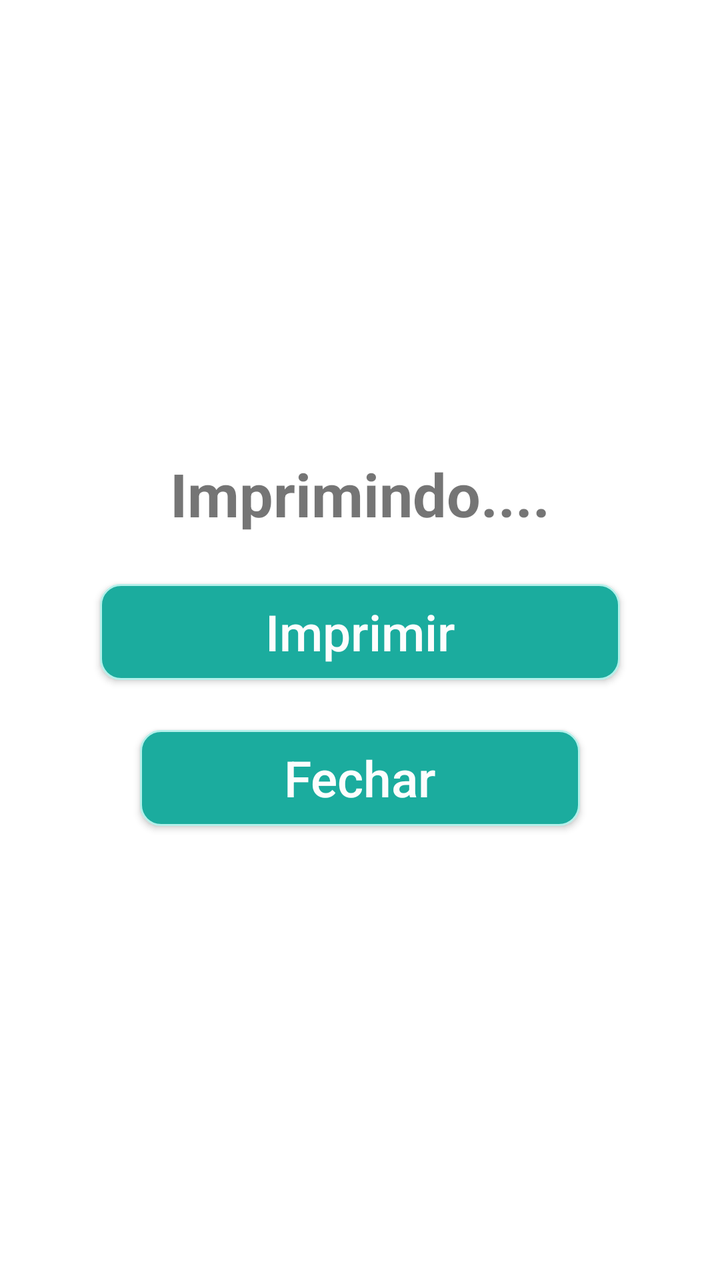
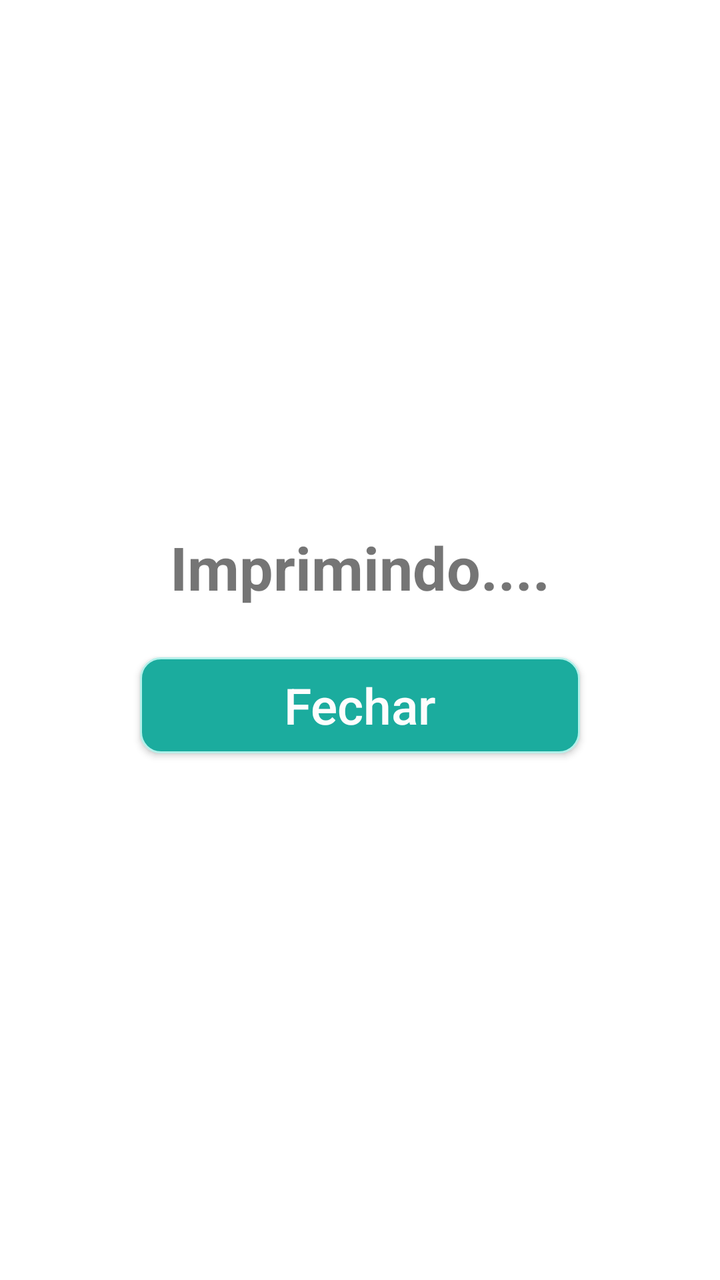

Before-and-after screenshots of an Android layout around one commit, followed by the original layout XML and the change that was made.
<!-- AndroidManifest.xml: application theme Theme.AnequimContaPOS.NoActionBar -->
<!-- res/layout/activity_impressao.xml -->
<?xml version="1.0" encoding="utf-8"?>
<LinearLayout xmlns:android="http://schemas.android.com/apk/res/android"
    xmlns:app="http://schemas.android.com/apk/res-auto"
    xmlns:tools="http://schemas.android.com/tools"
    android:layout_width="match_parent"
    android:layout_height="match_parent"
    android:orientation="vertical"
    tools:context=".activity.ActivityImpressao">

    <LinearLayout
        android:layout_width="match_parent"
        android:layout_height="match_parent"
        android:orientation="vertical"
        android:layout_marginLeft="10dp"
        android:layout_marginRight="10dp"
        android:layout_marginBottom="20dp"
        android:layout_marginTop="20dp"
        android:gravity="center">

        <TextView
            android:id="@+id/mensagem"
            android:layout_width="match_parent"
            android:layout_height="wrap_content"
            android:textAlignment="center"
            android:textSize="30dp"
            android:textStyle="bold"
            android:text="Imprimindo...."
            />

        <Button
            android:id="@+id/tentarNovamente"
            android:layout_marginTop="25dp"
            android:layout_width="260sp"
            android:layout_height="wrap_content"
            android:text="Imprimir"
            android:textColor="@color/colorBranco"
            android:layout_gravity="center"
            android:textSize="25dp"
            android:background="@drawable/botao_customizado"
            android:textAllCaps="false" />
        <Button
            android:id="@+id/sair"
            android:layout_marginTop="25dp"
            android:layout_width="220sp"
            android:layout_height="wrap_content"
            android:text="Fechar"
            android:textColor="@color/colorBranco"
            android:layout_gravity="center"
            android:textSize="25dp"
            android:background="@drawable/botao_customizado"
            android:textAllCaps="false" />

    </LinearLayout>
</LinearLayout>
<!-- resources referenced by this layout -->
<resources>
  <color name="colorBranco">#FDFDFD</color>
  <!-- drawable botao_customizado (drawable) -->
  <?xml version="1.0" encoding="utf-8"?>
  <shape xmlns:android="http://schemas.android.com/apk/res/android"
      android:shape="rectangle"
      >
  
      <corners
          android:radius="10dp"
          />
  
      <solid
          android:color="#1BAC9E"
          />
  
      <stroke
          android:width="1dp"
          android:color="#B3F0EA"
          />
  </shape>
  <style name="Theme.AnequimContaPOS.NoActionBar">
          <item name="windowActionBar">false</item>
          <item name="windowNoTitle">true</item>
      </style>
</resources>

<!-- the commit's change to res/layout/activity_impressao.xml (unified diff, before → after) -->
@@ -28,17 +28,6 @@
             />
 
         <Button
-            android:id="@+id/tentarNovamente"
-            android:layout_marginTop="25dp"
-            android:layout_width="260sp"
-            android:layout_height="wrap_content"
-            android:text="Imprimir"
-            android:textColor="@color/colorBranco"
-            android:layout_gravity="center"
-            android:textSize="25dp"
-            android:background="@drawable/botao_customizado"
-            android:textAllCaps="false" />
-        <Button
             android:id="@+id/sair"
             android:layout_marginTop="25dp"
             android:layout_width="220sp"
